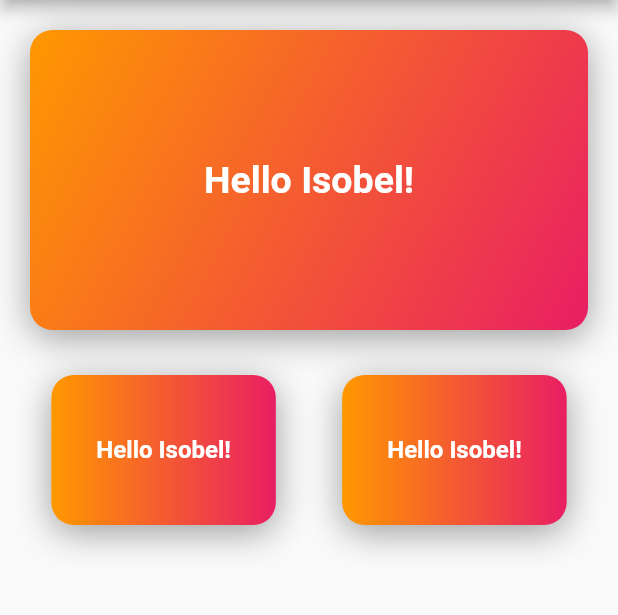
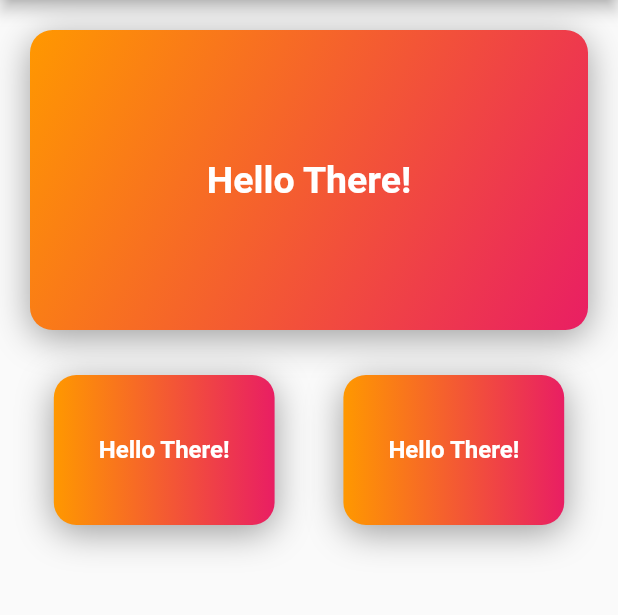
Before and after one commit to DarrynJ/location_sharing_app, a Flutter app: the HomeScreen screen opened directly, on a phone screen of 412 x 824 dp, the part 84-699 px from its top. Run offline on Flutter 3.47's test engine with Material 2 defaults, Android fonts, the phone set to English and light mode, and no system bars; our stand-ins replace flutter_bloc, google_maps_flutter, location; missing offline and left inert: flutter_google_places_hoc081098, google_api_headers, google_maps_webservice, signalr_netcore.

Commit message:
removed my name

```diff
--- a/lib/screens/home_screen.dart
+++ b/lib/screens/home_screen.dart
@@ -38,7 +38,7 @@ class _HomeScreenState extends State<HomeScreen> {
                       Colors.orange,
                     ],
                   )),
-              child: const Text("Hello Isobel!",
+              child: const Text("Hello There!",
                   style: TextStyle(
                       fontWeight: FontWeight.bold,
                       color: Colors.white,
@@ -74,7 +74,7 @@ class _HomeScreenState extends State<HomeScreen> {
                 Colors.orange,
               ],
             )),
-        child: const Text("Hello Isobel!",
+        child: const Text("Hello There!",
             style: TextStyle(
                 fontWeight: FontWeight.bold,
                 color: Colors.white,
```
